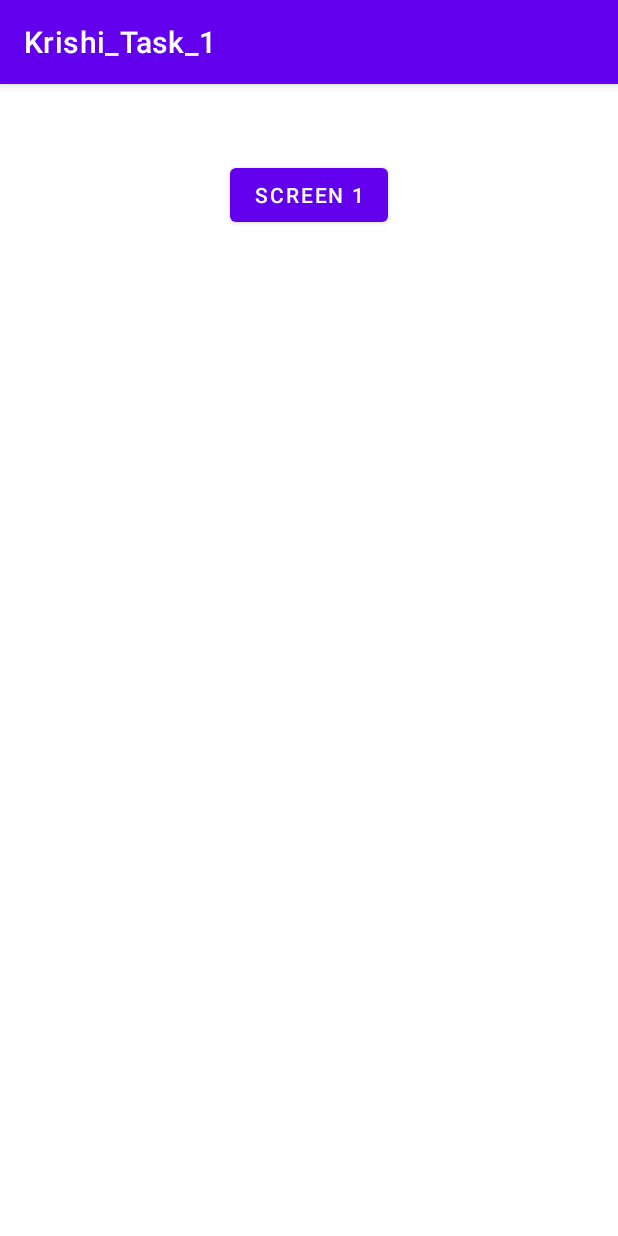
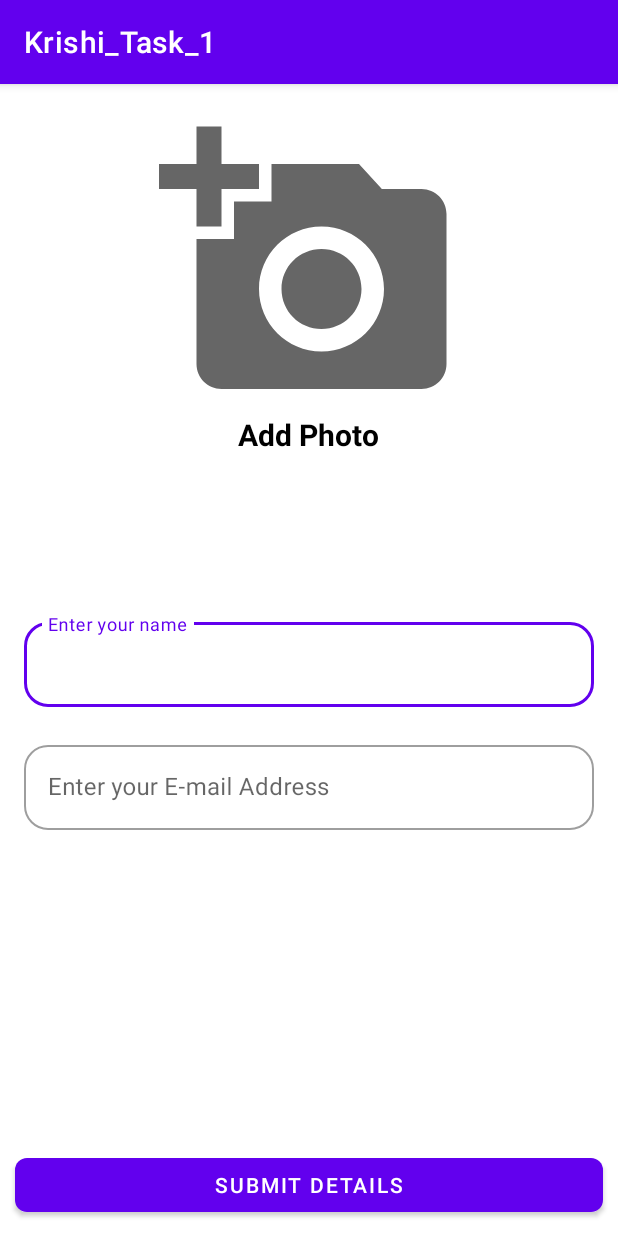
Before and after one commit to Akshat0410/Krishi_Network, an Android app: the screen it shows after launch (MainActivity), on a phone screen of 412 x 824 dp. Run offline under Robolectric (Android 15) with nearby library versions, the phone set to English and light mode, and no system bars.

Commit message:
Shared Preferences setup completed

```diff
--- /dev/null
+++ b/app/src/main/java/com/example/krishi_task_1/Activity/MainActivity.kt
@@ -0,0 +1,102 @@
+package com.example.krishi_task_1.Activity
+
+import android.app.Activity
+import android.content.Intent
+import android.content.SharedPreferences
+import android.graphics.Bitmap
+import android.os.Bundle
+import android.widget.EditText
+import android.widget.ImageView
+import android.widget.Toast
+import androidx.activity.result.contract.ActivityResultContracts
+import androidx.appcompat.app.AppCompatActivity
+import com.example.krishi_task_1.Config.ImageUtil
+import com.example.krishi_task_1.R
+import com.example.krishi_task_1.models.User
+import com.google.android.material.button.MaterialButton
+import com.google.gson.Gson
+
+
+
+
+
+class MainActivity : AppCompatActivity() {
+
+    private lateinit var profileImage : ImageView
+    private lateinit var username : EditText
+    private lateinit var userEmail : EditText
+    private lateinit var submit : MaterialButton
+    private lateinit var bp : Bitmap
+    private lateinit var mPrefs : SharedPreferences
+    private var MY_PREF_NAME="MY APP"
+
+
+    override fun onCreate(savedInstanceState: Bundle?) {
+        super.onCreate(savedInstanceState)
+        setContentView(R.layout.activity_main)
+
+        initializeUI()
+
+        if(getUser()){
+            val intent=Intent(this, YoutubePlayerActivity::class.java)
+            startActivity(intent)
+            finish()
+        }
+
+        val resultLauncher = registerForActivityResult(ActivityResultContracts.StartActivityForResult()) { result ->
+            if (result.resultCode == Activity.RESULT_OK) {
+                val data: Intent? = result.data
+                bp=data?.extras?.get("data") as Bitmap
+                Toast.makeText(this,bp.toString(),Toast.LENGTH_SHORT).show()
+                profileImage.setImageBitmap(bp)
+
+            }
+        }
+
+        profileImage.setOnClickListener {
+            val intent=Intent(android.provider.MediaStore.ACTION_IMAGE_CAPTURE)
+            resultLauncher.launch(intent)
+        }
+
+
+        submit.setOnClickListener {
+            val name : String = username.text.toString().trim()
+            val email : String = userEmail.text.toString()
+            if(name.isNotEmpty() && isValidEmail(email)){
+                val user= User(true,name,email,ImageUtil.convertToString(bp)!!)
+                saveUser(user)
+            }
+        }
+
+    }
+
+    private fun saveUser(user: User) {
+        val prefsEditor: SharedPreferences.Editor = mPrefs.edit()
+        val gson = Gson()
+        val json = gson.toJson(user)
+        prefsEditor.putString("User", json)
+        prefsEditor.apply()
+    }
+
+    private fun getUser() : Boolean{
+        val gson = Gson()
+        val json: String? = mPrefs.getString("User", "")
+        if(json.isNullOrEmpty())
+            return false
+        val user : User = gson.fromJson(json, User::class.java)
+
+        return user.doesExist
+    }
+
+    private fun isValidEmail(email: String): Boolean {
+        return android.util.Patterns.EMAIL_ADDRESS.matcher(email).matches()
+    }
+
+    private fun initializeUI() {
+        profileImage=findViewById(R.id.profile_image)
+        username=findViewById(R.id.nameshow)
+        userEmail=findViewById(R.id.email)
+        submit=findViewById(R.id.submit)
+        mPrefs = getSharedPreferences(MY_PREF_NAME, MODE_PRIVATE)
+    }
+}
--- a/app/src/main/java/com/example/krishi_task_1/MainActivity.kt
+++ /dev/null
@@ -1,19 +0,0 @@
-package com.example.krishi_task_1
-
-import android.content.Intent
-import android.os.Bundle
-import android.widget.Button
-import androidx.appcompat.app.AppCompatActivity
-
-class MainActivity : AppCompatActivity() {
-    override fun onCreate(savedInstanceState: Bundle?) {
-        super.onCreate(savedInstanceState)
-        setContentView(R.layout.activity_main)
-        val button=findViewById<Button>(R.id.screen1)
-        button.setOnClickListener {
-            val i= Intent(this,YoutubePlayerActivity::class.java)
-            startActivity(i)
-            finish()
-        }
-    }
-}
--- /dev/null
+++ b/app/src/main/res/drawable/ic_add_photo.xml
@@ -0,0 +1,10 @@
+<vector xmlns:android="http://schemas.android.com/apk/res/android"
+    android:width="24dp"
+    android:height="24dp"
+    android:viewportWidth="24"
+    android:viewportHeight="24"
+    android:tint="?attr/colorControlNormal">
+  <path
+      android:fillColor="@android:color/white"
+      android:pathData="M3,4V1h2v3h3v2H5v3H3V6H0V4H3zM6,10V7h3V4h7l1.83,2H21c1.1,0 2,0.9 2,2v12c0,1.1 -0.9,2 -2,2H5c-1.1,0 -2,-0.9 -2,-2V10H6zM13,19c2.76,0 5,-2.24 5,-5s-2.24,-5 -5,-5s-5,2.24 -5,5S10.24,19 13,19zM9.8,14c0,1.77 1.43,3.2 3.2,3.2s3.2,-1.43 3.2,-3.2s-1.43,-3.2 -3.2,-3.2S9.8,12.23 9.8,14z"/>
+</vector>
--- a/app/src/main/res/layout/activity_main.xml
+++ b/app/src/main/res/layout/activity_main.xml
@@ -4,16 +4,102 @@
     xmlns:tools="http://schemas.android.com/tools"
     android:layout_width="match_parent"
     android:layout_height="match_parent"
-    tools:context=".MainActivity">
+    tools:context=".Activity.MainActivity">
 
-      <Button
-          android:id="@+id/screen1"
-          android:layout_width="wrap_content"
-          android:layout_height="wrap_content"
-          android:text="Screen 1"
-          app:layout_constraintLeft_toLeftOf="parent"
-          app:layout_constraintRight_toRightOf="parent"
-          app:layout_constraintTop_toTopOf="parent"
-          android:layout_marginTop="50dp"/>
+    <LinearLayout
+        android:layout_width="match_parent"
+        android:layout_height="wrap_content"
+        android:orientation="vertical"
+        app:layout_constraintLeft_toLeftOf="parent"
+        app:layout_constraintRight_toRightOf="parent"
+        app:layout_constraintTop_toTopOf="parent"
+        android:gravity="center"
+        >
+
+        <ImageView
+            android:id="@+id/profile_image"
+            android:layout_width="200dp"
+            android:layout_height="200dp"
+            android:src="@drawable/ic_add_photo"
+            app:civ_border_width="2dp"
+            app:civ_border_color="#FF000000"
+            app:layout_constraintLeft_toLeftOf="parent"
+            app:layout_constraintRight_toRightOf="parent"
+            app:layout_constraintTop_toTopOf="parent"
+            android:layout_marginTop="20dp" />
+
+        <TextView
+            android:id="@+id/addPhoto"
+            android:layout_width="wrap_content"
+            android:layout_height="wrap_content"
+            android:text="Add Photo"
+            android:textSize="20sp"
+            android:textColor="@color/black"
+            android:textStyle="bold"/>
+
+    </LinearLayout>
+
+
+
+    <com.google.android.material.textfield.TextInputLayout
+        android:id="@+id/nameLayout"
+        android:layout_width="match_parent"
+        android:layout_height="wrap_content"
+        android:layout_marginStart="16dp"
+        android:layout_marginEnd="16dp"
+        app:boxBackgroundMode="outline"
+        style="@style/Widget.MaterialComponents.TextInputLayout.OutlinedBox"
+        app:boxCornerRadiusTopEnd="16dp"
+        app:boxCornerRadiusTopStart="16dp"
+        app:boxCornerRadiusBottomStart="16dp"
+        app:boxCornerRadiusBottomEnd="16dp"
+        app:layout_constraintBottom_toBottomOf="parent"
+        app:layout_constraintEnd_toEndOf="parent"
+        app:layout_constraintStart_toStartOf="parent"
+        app:layout_constraintTop_toTopOf="parent">
+        <com.google.android.material.textfield.TextInputEditText
+            android:id="@+id/nameshow"
+            android:layout_width="match_parent"
+            android:layout_height="wrap_content"
+            android:hint="Enter your name" />
+    </com.google.android.material.textfield.TextInputLayout>
+
+
+    <com.google.android.material.textfield.TextInputLayout
+        android:id="@+id/emailLayout"
+        android:layout_width="match_parent"
+        android:layout_height="wrap_content"
+        android:layout_marginStart="16dp"
+        android:layout_marginEnd="16dp"
+        app:boxBackgroundMode="outline"
+        style="@style/Widget.MaterialComponents.TextInputLayout.OutlinedBox"
+        app:boxCornerRadiusTopEnd="16dp"
+        app:boxCornerRadiusTopStart="16dp"
+        app:boxCornerRadiusBottomStart="16dp"
+        app:boxCornerRadiusBottomEnd="16dp"
+        app:layout_constraintLeft_toLeftOf="parent"
+        app:layout_constraintRight_toRightOf="parent"
+        app:layout_constraintTop_toBottomOf="@id/nameLayout"
+        android:layout_marginTop="20dp">
+        <com.google.android.material.textfield.TextInputEditText
+            android:id="@+id/email"
+            android:layout_width="match_parent"
+            android:layout_height="wrap_content"
+            android:inputType="textEmailAddress"
+            android:hint="Enter your E-mail Address" />
+    </com.google.android.material.textfield.TextInputLayout>
+
+    <com.google.android.material.button.MaterialButton
+        android:id="@+id/submit"
+        android:layout_width="match_parent"
+        android:layout_height="wrap_content"
+        app:layout_constraintLeft_toLeftOf="parent"
+        app:layout_constraintRight_toRightOf="parent"
+        app:layout_constraintBottom_toBottomOf="parent"
+        android:layout_marginBottom="20dp"
+        app:cornerRadius="8dp"
+        android:text="Submit Details"
+        android:layout_margin="10dp"/>
+
 
 </androidx.constraintlayout.widget.ConstraintLayout>
```
Also changed, not shown: app/build.gradle (+9 -3 lines), app/src/main/AndroidManifest.xml (+13 -9 lines), app/src/main/java/com/example/krishi_task_1/Activity/UserDetailActivity.kt (added, +53 -0 lines), app/src/main/java/com/example/krishi_task_1/Activity/YoutubePlayerActivity.kt (added, +102 -0 lines), app/src/main/java/com/example/krishi_task_1/Config/ImageUtil.kt (added, +22 -0 lines), app/src/main/java/com/example/krishi_task_1/YoutubePlayerActivity.kt (deleted, +0 -59 lines), app/src/main/java/com/example/krishi_task_1/models/User.kt (added, +12 -0 lines), app/src/main/res/layout/activity_user_detail.xml (added, +70 -0 lines), app/src/main/res/layout/activity_youtube_player.xml (+11 -1 lines).
